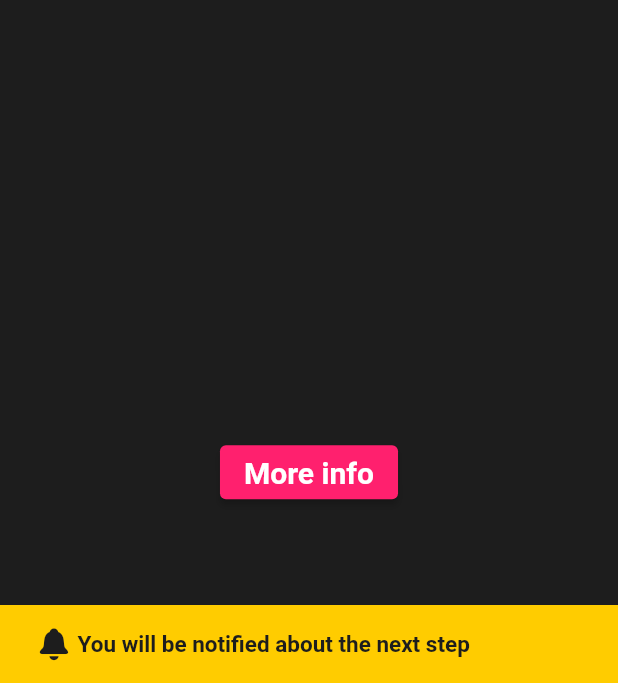
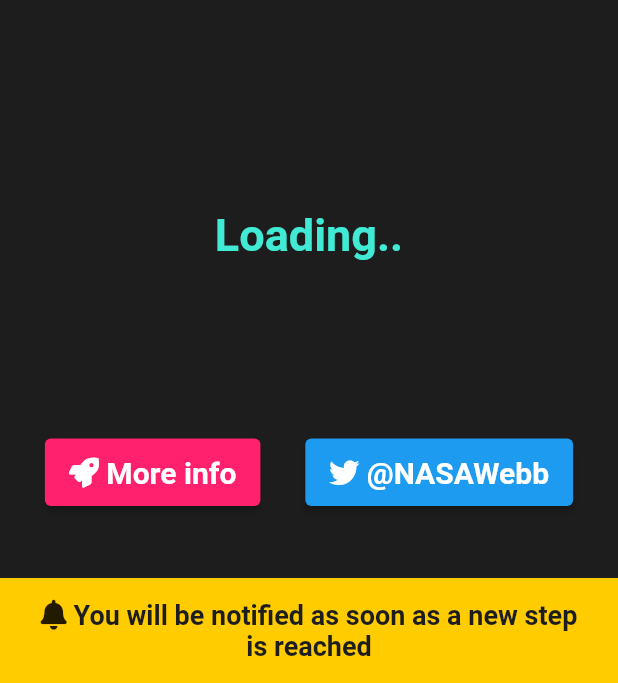
Before and after one commit to JohannesPertl/where_is_webb, a Flutter app: the screen it shows after launch, on a phone screen of 412 x 824 dp, the part 553-1236 px from its top. Run offline on Flutter 3.47's test engine with Material 2 defaults, Android fonts, the phone set to English and light mode, and no system bars; our stand-ins replace cloud_functions, firebase_core, firebase_messaging, font_awesome_flutter; accounts and stored records are empty; network calls fail.

Commit message:
Fix step not updating when opening app in resumed state Add @NASAWebb Twitter button link Add 'Loading..' placeholder Add Font Awesome Icons Change info snackbar text and icon

```diff
--- a/lib/main.dart
+++ b/lib/main.dart
@@ -1,14 +1,17 @@
 import 'package:firebase_core/firebase_core.dart';
 import 'package:firebase_messaging/firebase_messaging.dart';
-import 'package:flutter/cupertino.dart';
 import 'package:flutter/material.dart';
 import 'package:cloud_functions/cloud_functions.dart';
 import 'package:url_launcher/url_launcher.dart';
+import 'package:font_awesome_flutter/font_awesome_flutter.dart';
 
 import 'notification.dart';
 
 const String _nasaUrl =
     'https://www.jwst.nasa.gov/content/webbLaunch/whereIsWebb.html';
+
+
+const String _twitterUrl = 'https://twitter.com/NASAWebb';
 
 const yellow = Color(0xFFFFCC00);
 const grey = Color(0xFF1D1D1D);
@@ -30,7 +33,6 @@
   HttpsCallable callable =
       FirebaseFunctions.instance.httpsCallable('getCurrentDeploymentStep');
   final result = await callable();
-  print(result.data['step_name']);
   return result.data;
 }
 
@@ -63,9 +65,62 @@
   State<HomePage> createState() => _HomePageState();
 }
 
-class _HomePageState extends State<HomePage> {
-  String stepName = "";
+class _HomePageState extends State<HomePage> with WidgetsBindingObserver {
+  String stepName = "Loading..";
   String stepDescription = "";
+
+  void showDeploymentStep() {
+    getCurrentDeploymentStep().then((dynamic result) {
+      setState(() {
+        stepName = result['step_name'];
+        String step = (result['step'] + 1).toString();
+        stepDescription = "Step $step of 28";
+      });
+    }).timeout(Duration(seconds: 10));
+  }
+
+  void showInfoSnackbar(int duration) {
+    final snackBar = SnackBar(
+      backgroundColor: yellow,
+      content: RichText(
+        text: TextSpan(
+          children: [
+            WidgetSpan(
+              child: FaIcon(FontAwesomeIcons.solidBell, size: 20),
+            ),
+            TextSpan(
+              text:
+                  " You will be notified as soon as a new step is reached",
+              style: TextStyle(
+                color: grey,
+                fontSize: 18.0,
+                fontWeight: FontWeight.bold,
+              ),
+            ),
+          ],
+        ),
+        textAlign: TextAlign.center,
+      ),
+      duration: Duration(seconds: duration),
+    );
+    Future.delayed(const Duration(seconds: 1), () {
+      ScaffoldMessenger.of(context).showSnackBar(snackBar);
+    });
+  }
+
+  @override
+  void dispose() {
+    WidgetsBinding.instance!.removeObserver(this);
+    super.dispose();
+  }
+
+  @override
+  void didChangeAppLifecycleState(AppLifecycleState state) {
+    if (state == AppLifecycleState.resumed) {
+      showDeploymentStep();
+      showInfoSnackbar(7);
+    }
+  }
 
   @override
   void initState() {
@@ -74,37 +129,12 @@
 
     firebaseMessaging.stepCtrl.stream.listen(_changeStep);
     firebaseMessaging.stepNameCtrl.stream.listen(_changeStepName);
-
-    getCurrentDeploymentStep().then((dynamic result) {
-      setState(() {
-        stepName = result['step_name'];
-        String step = (result['step'] + 1).toString();
-        stepDescription = "Step $step of 28";
-      });
-    });
+    showDeploymentStep();
 
     super.initState();
-    final snackBar = SnackBar(
-      backgroundColor: yellow,
-      content: Row(
-        children: [
-          Icon(CupertinoIcons.bell_solid, color: grey),
-          Text(
-            ' You will be notified about the next step',
-            style: TextStyle(
-              color: grey,
-              fontSize: 15.0,
-              fontWeight: FontWeight.bold,
-            ),
-            textAlign: TextAlign.center,
-          ),
-        ],
-      ),
-      duration: Duration(seconds: 20),
-    );
-    Future.delayed(const Duration(seconds: 1), () {
-      ScaffoldMessenger.of(context).showSnackBar(snackBar);
-    });
+    WidgetsBinding.instance!.addObserver(this);
+
+    showInfoSnackbar(10);
   }
 
   _changeStep(String msg) => setState(() {
@@ -126,8 +156,7 @@
           action: SnackBarAction(
             textColor: grey,
             label: 'Close',
-            onPressed: () {
-            },
+            onPressed: () {},
           ),
           duration: Duration(days: 365),
         );
@@ -174,19 +203,66 @@
                 ),
               ],
             ),
+            Row(
+              mainAxisAlignment: MainAxisAlignment.spaceEvenly,
+              children: [
                 ElevatedButton(
                   // Change color of button
                   style: ButtonStyle(
                     backgroundColor: MaterialStateProperty.all<Color>(pink),
+                    minimumSize: MaterialStateProperty.all<Size>(
+                        Size(0, 45)),
                   ),
-              child: Text(
-                'More info',
+                  child: RichText(
+                    text: TextSpan(
+                      children: [
+                        WidgetSpan(
+                          child: FaIcon(FontAwesomeIcons.rocket, size: 20),
+                        ),
+                        TextSpan(
+                          text:
+                          " More info",
                           style: TextStyle(
-                    fontSize: 20.0,
+                            color: Colors.white,
+                            fontSize: 20,
                             fontWeight: FontWeight.bold,
-                    color: Colors.white),
                           ),
-              onPressed: () => _launchURL(),
+                        ),
+                      ],
+                    ),
+                    textAlign: TextAlign.center,
+                  ),
+                  onPressed: () => _launchURL(_nasaUrl),
+                ),
+                ElevatedButton(
+                  // Change color of button
+                  style: ButtonStyle(
+                    backgroundColor: MaterialStateProperty.all<Color>(Color(0xFF1D9BF0)),
+                    minimumSize: MaterialStateProperty.all<Size>(
+                        Size(0, 45)),
+                  ),
+                  child: RichText(
+                    text: TextSpan(
+                      children: [
+                        WidgetSpan(
+                          child: FaIcon(FontAwesomeIcons.twitter, size: 20),
+                        ),
+                        TextSpan(
+                          text:
+                          " @NASAWebb",
+                          style: TextStyle(
+                            color: Colors.white,
+                            fontSize: 20,
+                            fontWeight: FontWeight.bold,
+                          ),
+                        ),
+                      ],
+                    ),
+                    textAlign: TextAlign.center,
+                  ),
+                  onPressed: () => _launchURL(_twitterUrl),
+                ),
+              ],
             ),
           ],
         ),
@@ -195,6 +271,6 @@
   }
 }
 
-void _launchURL() async {
-  if (!await launch(_nasaUrl)) throw 'Could not launch $_nasaUrl';
+void _launchURL(url) async {
+  if (!await launch(url)) throw 'Could not launch $url';
 }
--- a/pubspec.yaml
+++ b/pubspec.yaml
@@ -40,7 +40,7 @@
 
   # The following adds the Cupertino Icons font to your application.
   # Use with the CupertinoIcons class for iOS style icons.
-  cupertino_icons: ^1.0.2
+  font_awesome_flutter: ^9.2.0
   cloud_functions: ^3.2.4
 
 dev_dependencies:
```
Also changed, not shown: pubspec.lock. Lines whose indentation alone changed are shown as unchanged.
